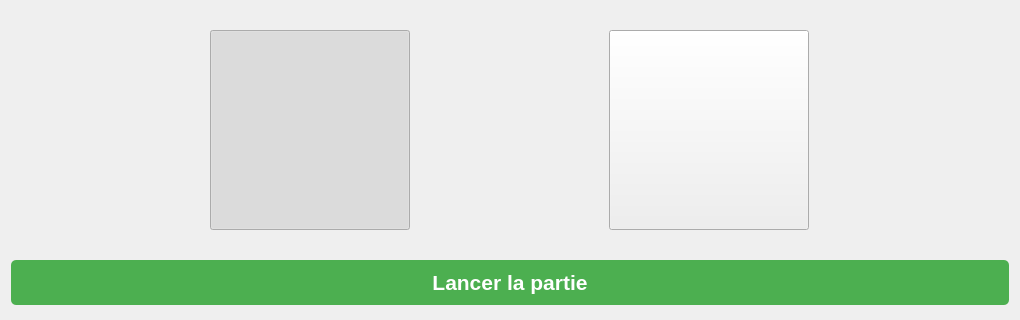
Old version of the form python/ui/homePage.ui in the repository LepTho2233127/CNChess; both pictures show x 0 to 1020 and y 648 to 968 of the 1020 by 968 pixel window.
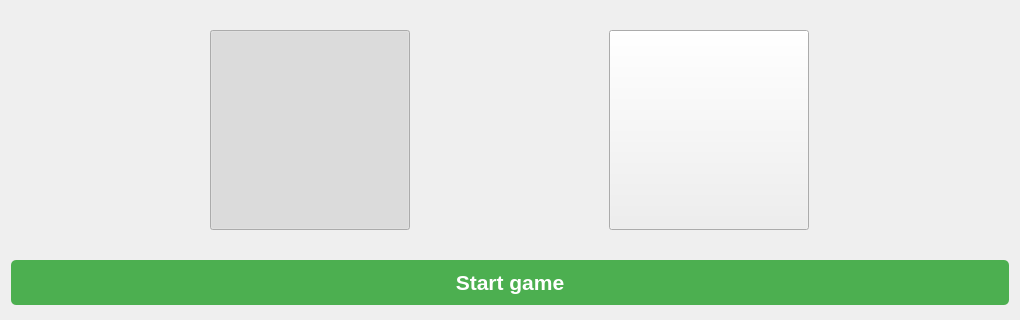
New version of the form. Icons and pictures are not drawn.

Commit message: resign button

Patch:
```diff
--- a/python/ui/homePage.ui
+++ b/python/ui/homePage.ui
@@ -252,7 +252,7 @@
       <string>background-color: #4CAF50; color: white; padding: 10px; border-radius: 5px;</string>
      </property>
      <property name="text">
-      <string>Lancer la partie</string>
+      <string>Start game</string>
      </property>
     </widget>
    </item>
```
The commit also changes 1 other file.
